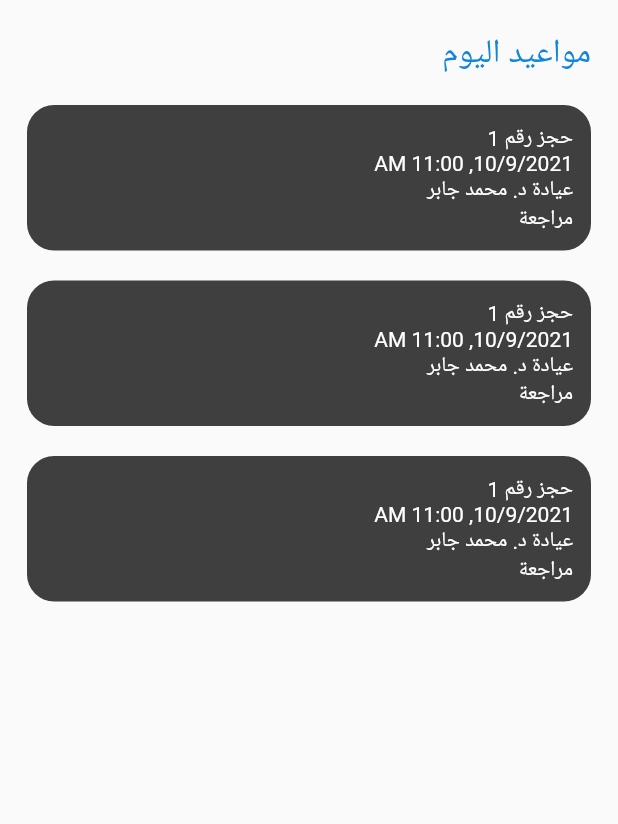
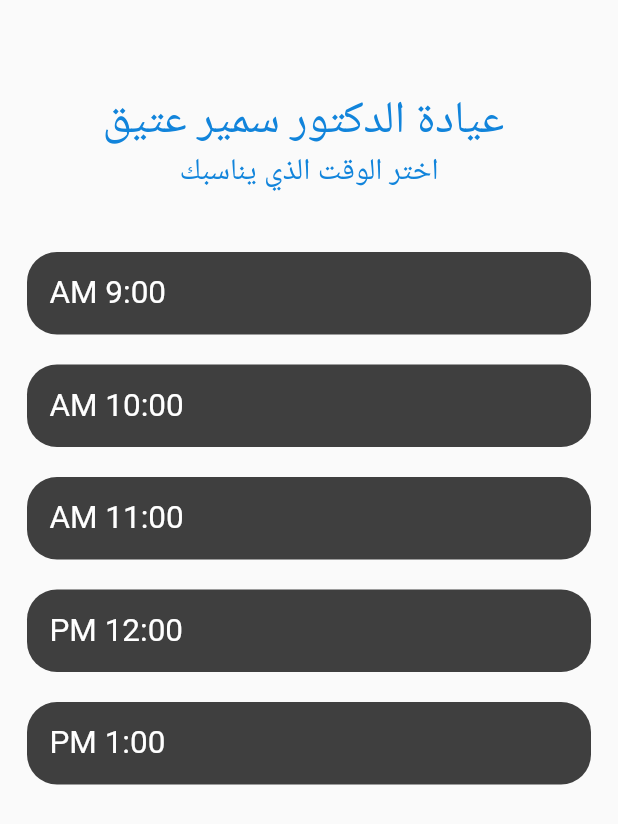
Before and after one commit to Dalia-Alawneh/SMG, a Flutter app: the screen it shows after launch, on a phone screen of 412 x 824 dp. Shown: the top 824 px of the screen. Run offline on Flutter 3.47's test engine with Material 2 defaults, Android fonts, the phone set to English and light mode, and no system bars; missing offline and left inert: dart:html.

Commit message:
ClinicDates.dart

```diff
--- /dev/null
+++ b/lib/ClinicDates.dart
@@ -0,0 +1,93 @@
+import 'package:flutter/material.dart';
+import 'package:flutter/src/widgets/container.dart';
+import 'package:flutter/src/widgets/framework.dart';
+
+class ClinicDates extends StatefulWidget {
+  const ClinicDates({super.key});
+
+  @override
+  State<ClinicDates> createState() => _ClinicDatesState();
+}
+
+class _ClinicDatesState extends State<ClinicDates> {
+  @override
+  Widget build(BuildContext context) {
+    return Directionality(
+      textDirection: TextDirection.rtl,
+      child: Scaffold(
+        body: ListView(
+          padding: EdgeInsets.symmetric(horizontal: 18, vertical: 40),
+          children: [
+            Padding(
+              padding: const EdgeInsets.all(20.0),
+              child: Column(
+                children: [
+                  Text(
+                    ' عيادة الدكتور سمير عتيق',
+                    style: TextStyle(
+                        color: Color.fromARGB(255, 17, 132, 219), fontSize: 30),
+                  ),
+                  Text(
+                    'اختر الوقت الذي يناسبك',
+                    style: TextStyle(
+                        color: Color.fromARGB(255, 17, 132, 219), fontSize: 20),
+                  ),
+                ],
+              ),
+            ),
+            ClinicDatesCard(
+              '9:00 AM',
+              //ElevatedButton(onPressed: (){}, child: Text("حجز")),
+            ),
+            ClinicDatesCard(
+              '10:00 AM',
+              //ElevatedButton(onPressed: (){}, child: Text("حجز")),
+            ),
+            ClinicDatesCard(
+              '11:00 AM',
+              //ElevatedButton(onPressed: (){}, child: Text("حجز")),
+            ),
+            ClinicDatesCard(
+              '12:00 PM',
+              //ElevatedButton(onPressed: (){}, child: Text("حجز")),
+            ),
+            ClinicDatesCard(
+              '1:00 PM',
+              //ElevatedButton(onPressed: (){}, child: Text("حجز")),
+            ),
+          ],
+        ),
+      ),
+    );
+  }
+}
+
+class ClinicDatesCard extends StatelessWidget {
+  const ClinicDatesCard(
+    this.ClinicDatesTime,
+    //this.ConfirmButton,
+  );
+  final String ClinicDatesTime;
+  //final ElevatedButton ConfirmButton;
+
+  @override
+  Widget build(BuildContext context) {
+    return Container(
+        margin: EdgeInsets.only(top: 20),
+        padding: EdgeInsets.all(15),
+        decoration: BoxDecoration(
+          color: Color.fromARGB(222, 35, 35, 35),
+          borderRadius: BorderRadius.circular(20),
+        ),
+        child: Column(
+          crossAxisAlignment: CrossAxisAlignment.end,
+          mainAxisAlignment: MainAxisAlignment.end,
+          children: [
+            Text(
+              ClinicDatesTime,
+              style: TextStyle(color: Color(0xffffffff), fontSize: 21),
+            ),
+          ],
+        ));
+  }
+}
--- a/lib/main.dart
+++ b/lib/main.dart
@@ -1,7 +1,9 @@
-import 'package:flutter/material.dart';
-import 'package:flutter_application_1/appointments.dart';
+import 'package:flutter_application_1/ClinicDates.dart';
+import 'package:flutter_application_1/ForgotPassword.dart';
 import 'package:flutter_application_1/clinics.dart';
 
+import 'appointments.dart';
+import "package:flutter/material.dart";
 void main() {
   runApp(const MyApp());
 }
@@ -14,7 +16,7 @@ class MyApp extends StatelessWidget {
   Widget build(BuildContext context) {
     return MaterialApp(
       debugShowCheckedModeBanner: false,
-      home: Appointments()
+      home: ClinicDates()
     );
   }
 }
--- a/pubspec.yaml
+++ b/pubspec.yaml
@@ -60,9 +60,8 @@ flutter:
   uses-material-design: true
 
   # To add assets to your application, add an assets section, like this:
-  # assets:
-  #   - images/a_dot_burr.jpeg
-  #   - images/a_dot_ham.jpeg
+  assets:
+    - images/SMG.png
 
   # An image asset can refer to one or more resolution-specific "variants", see
   # https://flutter.dev/assets-and-images/#resolution-aware
```
Also changed, not shown: lib/ForgotPassword.dart (added, +91 -0 lines), images/SMG.png (added).
